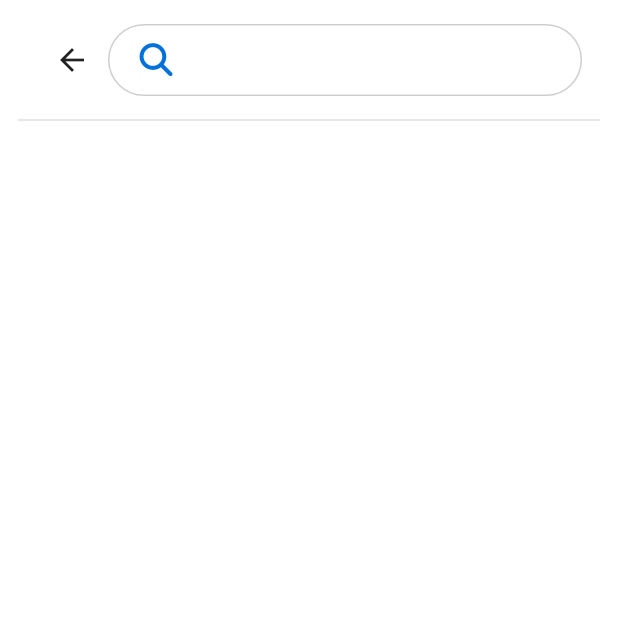
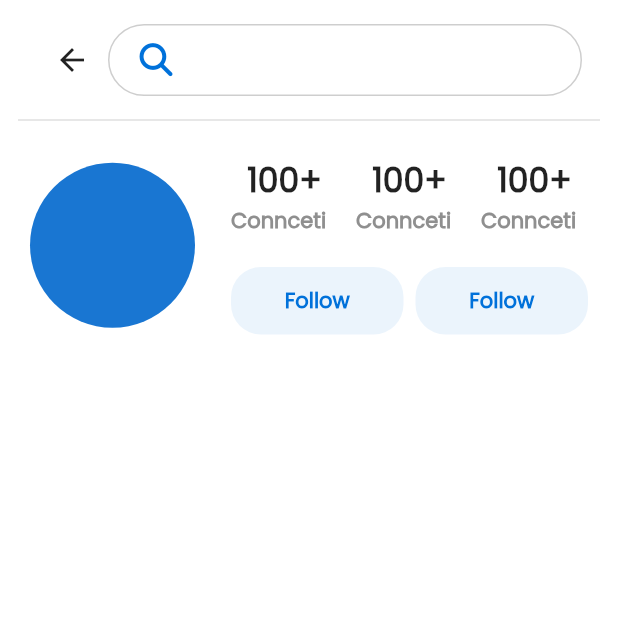
Before and after one commit to tharwatsamy/social_media_with_bloc, a Flutter app: the screen it shows after launch, on a phone screen of 412 x 824 dp, the top half of it. Run offline on Flutter 3.47's test engine with Material 2 defaults, Android fonts, the phone set to English and light mode, and no system bars; our stand-ins replace font_awesome_flutter.

Commit message:
add profile info

```diff
--- a/lib/Features/profile/presentaiton/views/profile_view.dart
+++ b/lib/Features/profile/presentaiton/views/profile_view.dart
@@ -9,9 +9,9 @@ class ProfileView extends StatelessWidget {
   static String id = 'profille view';
   @override
   Widget build(BuildContext context) {
-    return SafeArea(
+    return const SafeArea(
       child: Scaffold(
-        body: const ProfileViewBody(),
+        body: ProfileViewBody(),
       ),
     );
   }
--- /dev/null
+++ b/lib/Features/profile/presentaiton/views/widgets/connection_item.dart
@@ -0,0 +1,29 @@
+import 'package:flutter/material.dart';
+import 'package:social_media_ui/styles.dart';
+
+class ConnectionItem extends StatelessWidget {
+  const ConnectionItem({Key? key}) : super(key: key);
+
+  @override
+  Widget build(BuildContext context) {
+    return Expanded(
+      child: Column(
+        mainAxisSize: MainAxisSize.min,
+        children: const [
+          Text(
+            '100+',
+            style: TextStyle(
+              fontSize: 22,
+              fontWeight: FontWeight.w900,
+            ),
+          ),
+          Text(
+            'Conncetions',
+            maxLines: 1,
+            style: Styles.body1,
+          ),
+        ],
+      ),
+    );
+  }
+}
--- /dev/null
+++ b/lib/Features/profile/presentaiton/views/widgets/connections_info.dart
@@ -0,0 +1,24 @@
+import 'package:flutter/material.dart';
+
+import 'connection_item.dart';
+
+class ConnectionsInfo extends StatelessWidget {
+  const ConnectionsInfo({Key? key}) : super(key: key);
+
+  @override
+  Widget build(BuildContext context) {
+    return Row(
+      children: const [
+        ConnectionItem(),
+        SizedBox(
+          width: 12,
+        ),
+        ConnectionItem(),
+        SizedBox(
+          width: 12,
+        ),
+        ConnectionItem(),
+      ],
+    );
+  }
+}
--- /dev/null
+++ b/lib/Features/profile/presentaiton/views/widgets/custom_profile_button.dart
@@ -0,0 +1,27 @@
+import 'package:flutter/material.dart';
+
+import '../../../../../constants.dart';
+
+class CustomPrrofileButton extends StatelessWidget {
+  const CustomPrrofileButton({Key? key}) : super(key: key);
+
+  @override
+  Widget build(BuildContext context) {
+    return Container(
+      padding: const EdgeInsets.symmetric(vertical: 12),
+      decoration: BoxDecoration(
+        borderRadius: BorderRadius.circular(20),
+        color: kPrimaryColor.withOpacity(.08),
+      ),
+      child: const Center(
+        child: Text(
+          'Follow',
+          style: TextStyle(
+            color: kPrimaryColor,
+            fontWeight: FontWeight.bold,
+          ),
+        ),
+      ),
+    );
+  }
+}
--- /dev/null
+++ b/lib/Features/profile/presentaiton/views/widgets/profile_actions_button.dart
@@ -0,0 +1,24 @@
+
+import 'package:flutter/material.dart';
+
+import 'custom_profile_button.dart';
+class ProfileInfoActionButtons extends StatelessWidget {
+  const ProfileInfoActionButtons({Key? key}) : super(key: key);
+
+  @override
+  Widget build(BuildContext context) {
+    return Row(
+      children: const [
+        Expanded(
+          child: CustomPrrofileButton(),
+        ),
+        SizedBox(
+          width: 8,
+        ),
+        Expanded(
+          child: CustomPrrofileButton(),
+        ),
+      ],
+    );
+  }
+}
--- /dev/null
+++ b/lib/Features/profile/presentaiton/views/widgets/profile_info.dart
@@ -0,0 +1,33 @@
+import 'package:flutter/material.dart';
+import 'package:social_media_ui/Features/profile/presentaiton/views/widgets/profile_actions_button.dart';
+
+import 'connections_info.dart';
+
+class ProfileInfo extends StatelessWidget {
+  const ProfileInfo({Key? key}) : super(key: key);
+
+  @override
+  Widget build(BuildContext context) {
+    return Row(
+      children: [
+        const CircleAvatar(
+          radius: 55,
+        ),
+        const SizedBox(
+          width: 24,
+        ),
+        Expanded(
+          child: Column(
+            children: const [
+              ConnectionsInfo(),
+              SizedBox(
+                height: 20,
+              ),
+              ProfileInfoActionButtons(),
+            ],
+          ),
+        ),
+      ],
+    );
+  }
+}
--- a/lib/Features/profile/presentaiton/views/widgets/profile_view_body.dart
+++ b/lib/Features/profile/presentaiton/views/widgets/profile_view_body.dart
@@ -1,5 +1,10 @@
 import 'package:flutter/material.dart';
 import 'package:social_media_ui/Features/profile/presentaiton/views/widgets/custom_search_app_bar.dart';
+import 'package:social_media_ui/Features/profile/presentaiton/views/widgets/profile_actions_button.dart';
+import 'package:social_media_ui/Features/profile/presentaiton/views/widgets/profile_info.dart';
+import 'package:social_media_ui/constants.dart';
+
+import 'connections_info.dart';
 
 class ProfileViewBody extends StatelessWidget {
   const ProfileViewBody({Key? key}) : super(key: key);
@@ -21,6 +26,13 @@ class ProfileViewBody extends StatelessWidget {
             color: Colors.grey.withOpacity(.5),
           ),
         ),
+        const SizedBox(
+          height: 16,
+        ),
+        const Padding(
+          padding: EdgeInsets.symmetric(horizontal: 20),
+          child: ProfileInfo(),
+        )
       ],
     );
   }
--- a/lib/main.dart
+++ b/lib/main.dart
@@ -14,6 +14,7 @@ class SocialMediaApp extends StatelessWidget {
       theme: ThemeData(
         brightness: Brightness.light,
         scaffoldBackgroundColor: Colors.white,
+        fontFamily: 'Poppins',
       ),
       debugShowCheckedModeBanner: false,
       routes: {
--- /dev/null
+++ b/lib/styles.dart
@@ -0,0 +1,10 @@
+import 'package:flutter/material.dart';
+
+abstract class Styles {
+  static const body1 = TextStyle(
+    color: Color(
+      0xff8F8F8F,
+    ),
+    fontWeight: FontWeight.bold,
+  );
+}
```
Also changed, not shown: pubspec.yaml (+6 -14 lines), assets/fonts/Poppins-Regular.ttf (added).
